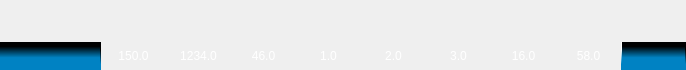
Old version of the form ui/menuwidget/topmenu.ui in the repository 15903016222/Voice.
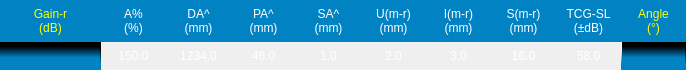
New version of the form.

```diff
--- a/ui/menuwidget/topmenu.ui
+++ b/ui/menuwidget/topmenu.ui
@@ -31,6 +31,89 @@
    </property>
    <item row="0" column="0">
     <widget class="QWidget" name="widget" native="true">
+     <property name="styleSheet">
+      <string notr="true">QLabel#label_1{
+background-color:rgba(0, 130, 195);
+line-height:80%;
+border-right:1px solid qlineargradient(spread:reflect, x1:0.5, y1:0.028, x2:0.5, y2:1,
+stop:0.158192 rgba(0, 130, 195, 255),
+stop:0.559322 rgba(0, 0, 0, 255));
+}
+
+QLabel#label_10{
+background-color:rgba(0, 130, 195);
+line-height:80%;
+border-left:1px solid qlineargradient(spread:reflect, x1:0.49435, y1:0.068,
+x2:0.50565, y2:0.75, stop:0.158192 rgba(0, 130, 195, 255), stop:0.559322 rgba(255, 255, 255, 255));
+border-right:1px solid qlineargradient(spread:reflect, x1:0.5, y1:0.028, x2:0.5, y2:1,
+stop:0.158192 rgba(0, 130, 195, 255), stop:0.559322 rgba(0, 0, 0, 255));
+}
+
+QLabel#label_2{
+background-color:rgba(0, 130, 195);
+line-height:80%;
+border-left:1px solid qlineargradient(spread:reflect, x1:0.49435, y1:0.068, x2:0.50565,
+y2:0.75, stop:0.158192 rgba(0, 130, 195, 255), stop:0.559322 rgba(255, 255, 255, 255));
+border-right:1px solid qlineargradient(spread:reflect, x1:0.5, y1:0.028, x2:0.5, y2:1,
+stop:0.158192 rgba(0, 130, 195, 255), stop:0.559322 rgba(0, 0, 0, 255));
+}
+QLabel#label_3{
+background-color:rgba(0, 130, 195);
+line-height:80%;
+border-left:1px solid qlineargradient(spread:reflect, x1:0.49435, y1:0.068, x2:0.50565,
+y2:0.75, stop:0.158192 rgba(0, 130, 195, 255), stop:0.559322 rgba(255, 255, 255, 255));
+border-right:1px solid qlineargradient(spread:reflect, x1:0.5, y1:0.028, x2:0.5, y2:1,
+stop:0.158192 rgba(0, 130, 195, 255), stop:0.559322 rgba(0, 0, 0, 255));
+}
+QLabel#label_4{
+background-color:rgba(0, 130, 195);
+line-height:80%;
+border-left:1px solid qlineargradient(spread:reflect, x1:0.49435, y1:0.068, x2:0.50565,
+y2:0.75, stop:0.158192 rgba(0, 130, 195, 255), stop:0.559322 rgba(255, 255, 255, 255));
+border-right:1px solid qlineargradient(spread:reflect, x1:0.5, y1:0.028, x2:0.5, y2:1,
+stop:0.158192 rgba(0, 130, 195, 255), stop:0.559322 rgba(0, 0, 0, 255));
+}
+QLabel#label_5{
+background-color:rgba(0, 130, 195);
+line-height:80%;
+border-left:1px solid qlineargradient(spread:reflect, x1:0.49435, y1:0.068, x2:0.50565,
+y2:0.75, stop:0.158192 rgba(0, 130, 195, 255), stop:0.559322 rgba(255, 255, 255, 255));
+border-right:1px solid qlineargradient(spread:reflect, x1:0.5, y1:0.028, x2:0.5, y2:1,
+stop:0.158192 rgba(0, 130, 195, 255), stop:0.559322 rgba(0, 0, 0, 255));
+}
+QLabel#label_6{
+background-color:rgba(0, 130, 195);
+line-height:80%;
+border-left:1px solid qlineargradient(spread:reflect, x1:0.49435, y1:0.068, x2:0.50565,
+y2:0.75, stop:0.158192 rgba(0, 130, 195, 255), stop:0.559322 rgba(255, 255, 255, 255));
+border-right:1px solid qlineargradient(spread:reflect, x1:0.5, y1:0.028, x2:0.5, y2:1,
+stop:0.158192 rgba(0, 130, 195, 255), stop:0.559322 rgba(0, 0, 0, 255));
+}
+QLabel#label_7{
+background-color:rgba(0, 130, 195);
+line-height:80%;
+border-left:1px solid qlineargradient(spread:reflect, x1:0.49435, y1:0.068, x2:0.50565,
+y2:0.75, stop:0.158192 rgba(0, 130, 195, 255), stop:0.559322 rgba(255, 255, 255, 255));
+border-right:1px solid qlineargradient(spread:reflect, x1:0.5, y1:0.028, x2:0.5, y2:1,
+stop:0.158192 rgba(0, 130, 195, 255), stop:0.559322 rgba(0, 0, 0, 255));
+}
+QLabel#label_8{
+background-color:rgba(0, 130, 195);
+line-height:80%;
+border-left:1px solid qlineargradient(spread:reflect, x1:0.49435, y1:0.068, x2:0.50565,
+y2:0.75, stop:0.158192 rgba(0, 130, 195, 255), stop:0.559322 rgba(255, 255, 255, 255));
+border-right:1px solid qlineargradient(spread:reflect, x1:0.5, y1:0.028, x2:0.5, y2:1,
+stop:0.158192 rgba(0, 130, 195, 255), stop:0.559322 rgba(0, 0, 0, 255));
+}
+QLabel#label_9{
+background-color:rgba(0, 130, 195);
+line-height:80%;
+border-left:1px solid qlineargradient(spread:reflect, x1:0.49435, y1:0.068, x2:0.50565,
+y2:0.75, stop:0.158192 rgba(0, 130, 195, 255), stop:0.559322 rgba(255, 255, 255, 255));
+border-right:1px solid qlineargradient(spread:reflect, x1:0.5, y1:0.028, x2:0.5, y2:1,
+stop:0.158192 rgba(0, 130, 195, 255), stop:0.559322 rgba(0, 0, 0, 255));
+}</string>
+     </property>
      <layout class="QGridLayout" name="gridLayout_2" rowstretch="3,2" columnstretch="101,65,65,65,65,65,65,65,65,65">
       <property name="leftMargin">
        <number>0</number>
@@ -49,8 +132,127 @@
       </property>
       <item row="0" column="0">
        <widget class="QLabel" name="label_1">
+        <property name="palette">
+         <palette>
+          <active>
+           <colorrole role="WindowText">
+            <brush brushstyle="SolidPattern">
+             <color alpha="255">
+              <red>255</red>
+              <green>255</green>
+              <blue>0</blue>
+             </color>
+            </brush>
+           </colorrole>
+           <colorrole role="Button">
+            <brush brushstyle="SolidPattern">
+             <color alpha="255">
+              <red>0</red>
+              <green>130</green>
+              <blue>195</blue>
+             </color>
+            </brush>
+           </colorrole>
+           <colorrole role="Base">
+            <brush brushstyle="SolidPattern">
+             <color alpha="255">
+              <red>0</red>
+              <green>130</green>
+              <blue>195</blue>
+             </color>
+            </brush>
+           </colorrole>
+           <colorrole role="Window">
+            <brush brushstyle="SolidPattern">
+             <color alpha="255">
+              <red>0</red>
+              <green>130</green>
+              <blue>195</blue>
+             </color>
+            </brush>
+           </colorrole>
+          </active>
+          <inactive>
+           <colorrole role="WindowText">
+            <brush brushstyle="SolidPattern">
+             <color alpha="255">
+              <red>255</red>
+              <green>255</green>
+              <blue>0</blue>
+             </color>
+            </brush>
+           </colorrole>
+           <colorrole role="Button">
+            <brush brushstyle="SolidPattern">
+             <color alpha="255">
+              <red>0</red>
+              <green>130</green>
+              <blue>195</blue>
+             </color>
+            </brush>
+           </colorrole>
+           <colorrole role="Base">
+            <brush brushstyle="SolidPattern">
+             <color alpha="255">
+              <red>0</red>
+              <green>130</green>
+              <blue>195</blue>
+             </color>
+            </brush>
+           </colorrole>
+           <colorrole role="Window">
+            <brush brushstyle="SolidPattern">
+             <color alpha="255">
+              <red>0</red>
+              <green>130</green>
+              <blue>195</blue>
+             </color>
+            </brush>
+           </colorrole>
+          </inactive>
+          <disabled>
+           <colorrole role="WindowText">
+            <brush brushstyle="SolidPattern">
+             <color alpha="255">
+              <red>120</red>
+              <green>120</green>
+              <blue>120</blue>
+             </color>
+            </brush>
+           </colorrole>
+           <colorrole role="Button">
+            <brush brushstyle="SolidPattern">
+             <color alpha="255">
+              <red>0</red>
+              <green>130</green>
+              <blue>195</blue>
+             </color>
+            </brush>
+           </colorrole>
+           <colorrole role="Base">
+            <brush brushstyle="SolidPattern">
+             <color alpha="255">
+              <red>0</red>
+              <green>130</green>
+              <blue>195</blue>
+             </color>
+            </brush>
+           </colorrole>
+           <colorrole role="Window">
+            <brush brushstyle="SolidPattern">
+             <color alpha="255">
+              <red>0</red>
+              <green>130</green>
+              <blue>195</blue>
+             </color>
+            </brush>
+           </colorrole>
+          </disabled>
+         </palette>
+        </property>
         <property name="text">
-         <string/>
+         <string>Gain-r
+(dB)</string>
         </property>
         <property name="alignment">
          <set>Qt::AlignCenter</set>
@@ -59,8 +261,127 @@
       </item>
       <item row="0" column="1">
        <widget class="QLabel" name="label_2">
+        <property name="palette">
+         <palette>
+          <active>
+           <colorrole role="WindowText">
+            <brush brushstyle="SolidPattern">
+             <color alpha="255">
+              <red>255</red>
+              <green>255</green>
+              <blue>255</blue>
+             </color>
+            </brush>
+           </colorrole>
+           <colorrole role="Button">
+            <brush brushstyle="SolidPattern">
+             <color alpha="255">
+              <red>0</red>
+              <green>130</green>
+              <blue>195</blue>
+             </color>
+            </brush>
+           </colorrole>
+           <colorrole role="Base">
+            <brush brushstyle="SolidPattern">
+             <color alpha="255">
+              <red>0</red>
+              <green>130</green>
+              <blue>195</blue>
+             </color>
+            </brush>
+           </colorrole>
+           <colorrole role="Window">
+            <brush brushstyle="SolidPattern">
+             <color alpha="255">
+              <red>0</red>
+              <green>130</green>
+              <blue>195</blue>
+             </color>
+            </brush>
+           </colorrole>
+          </active>
+          <inactive>
+           <colorrole role="WindowText">
+            <brush brushstyle="SolidPattern">
+             <color alpha="255">
+              <red>255</red>
+              <green>255</green>
+              <blue>255</blue>
+             </color>
+            </brush>
+           </colorrole>
+           <colorrole role="Button">
+            <brush brushstyle="SolidPattern">
+             <color alpha="255">
+              <red>0</red>
+              <green>130</green>
+              <blue>195</blue>
+             </color>
+            </brush>
+           </colorrole>
+           <colorrole role="Base">
+            <brush brushstyle="SolidPattern">
+             <color alpha="255">
+              <red>0</red>
+              <green>130</green>
+              <blue>195</blue>
+             </color>
+            </brush>
+           </colorrole>
+           <colorrole role="Window">
+            <brush brushstyle="SolidPattern">
+             <color alpha="255">
+              <red>0</red>
+              <green>130</green>
+              <blue>195</blue>
+             </color>
+            </brush>
+           </colorrole>
+          </inactive>
+          <disabled>
+           <colorrole role="WindowText">
+            <brush brushstyle="SolidPattern">
+             <color alpha="255">
+              <red>120</red>
+              <green>120</green>
+              <blue>120</blue>
+             </color>
+            </brush>
+           </colorrole>
+           <colorrole role="Button">
+            <brush brushstyle="SolidPattern">
+             <color alpha="255">
+              <red>0</red>
+              <green>130</green>
+              <blue>195</blue>
+             </color>
+            </brush>
+           </colorrole>
+           <colorrole role="Base">
+            <brush brushstyle="SolidPattern">
+             <color alpha="255">
+              <red>0</red>
+              <green>130</green>
+              <blue>195</blue>
+             </color>
+            </brush>
+           </colorrole>
+           <colorrole role="Window">
+            <brush brushstyle="SolidPattern">
+             <color alpha="255">
+              <red>0</red>
+              <green>130</green>
+              <blue>195</blue>
+             </color>
+            </brush>
+           </colorrole>
+          </disabled>
+         </palette>
+        </property>
         <property name="text">
-         <string/>
+         <string>A%
+(%)</string>
         </property>
         <property name="alignment">
          <set>Qt::AlignCenter</set>
@@ -69,8 +390,127 @@
       </item>
       <item row="0" column="2">
        <widget class="QLabel" name="label_3">
+        <property name="palette">
+         <palette>
+          <active>
+           <colorrole role="WindowText">
+            <brush brushstyle="SolidPattern">
+             <color alpha="255">
+              <red>255</red>
+              <green>255</green>
+              <blue>255</blue>
+             </color>
+            </brush>
+           </colorrole>
+           <colorrole role="Button">
+            <brush brushstyle="SolidPattern">
+             <color alpha="255">
+              <red>0</red>
+              <green>130</green>
+              <blue>195</blue>
+             </color>
+            </brush>
+           </colorrole>
+           <colorrole role="Base">
+            <brush brushstyle="SolidPattern">
+             <color alpha="255">
+              <red>0</red>
+              <green>130</green>
+              <blue>195</blue>
+             </color>
+            </brush>
+           </colorrole>
+           <colorrole role="Window">
+            <brush brushstyle="SolidPattern">
+             <color alpha="255">
+              <red>0</red>
+              <green>130</green>
+              <blue>195</blue>
+             </color>
+            </brush>
+           </colorrole>
+          </active>
+          <inactive>
+           <colorrole role="WindowText">
+            <brush brushstyle="SolidPattern">
+             <color alpha="255">
+              <red>255</red>
+              <green>255</green>
+              <blue>255</blue>
+             </color>
+            </brush>
+           </colorrole>
+           <colorrole role="Button">
+            <brush brushstyle="SolidPattern">
+             <color alpha="255">
+              <red>0</red>
+              <green>130</green>
+              <blue>195</blue>
+             </color>
+            </brush>
+           </colorrole>
+           <colorrole role="Base">
+            <brush brushstyle="SolidPattern">
+             <color alpha="255">
+              <red>0</red>
+              <green>130</green>
+              <blue>195</blue>
+             </color>
+            </brush>
+           </colorrole>
+           <colorrole role="Window">
+            <brush brushstyle="SolidPattern">
+             <color alpha="255">
+              <red>0</red>
+              <green>130</green>
+              <blue>195</blue>
+             </color>
+            </brush>
+           </colorrole>
+          </inactive>
+          <disabled>
+           <colorrole role="WindowText">
+            <brush brushstyle="SolidPattern">
+             <color alpha="255">
+              <red>120</red>
+              <green>120</green>
+              <blue>120</blue>
+             </color>
+            </brush>
+           </colorrole>
+           <colorrole role="Button">
+            <brush brushstyle="SolidPattern">
+             <color alpha="255">
+              <red>0</red>
+              <green>130</green>
+              <blue>195</blue>
+             </color>
+            </brush>
+           </colorrole>
+           <colorrole role="Base">
+            <brush brushstyle="SolidPattern">
+             <color alpha="255">
+              <red>0</red>
+              <green>130</green>
+              <blue>195</blue>
+             </color>
+            </brush>
+           </colorrole>
+           <colorrole role="Window">
+            <brush brushstyle="SolidPattern">
+             <color alpha="255">
+              <red>0</red>
+              <green>130</green>
+              <blue>195</blue>
+             </color>
+            </brush>
+           </colorrole>
+          </disabled>
+         </palette>
+        </property>
         <property name="text">
-         <string/>
+         <string>DA^
+(mm)</string>
         </property>
         <property name="alignment">
          <set>Qt::AlignCenter</set>
@@ -79,8 +519,127 @@
       </item>
       <item row="0" column="3">
        <widget class="QLabel" name="label_4">
+        <property name="palette">
+         <palette>
+          <active>
+           <colorrole role="WindowText">
+            <brush brushstyle="SolidPattern">
+             <color alpha="255">
+              <red>255</red>
+              <green>255</green>
+              <blue>255</blue>
+             </color>
+            </brush>
+           </colorrole>
+           <colorrole role="Button">
+            <brush brushstyle="SolidPattern">
+             <color alpha="255">
+              <red>0</red>
+              <green>130</green>
+              <blue>195</blue>
+             </color>
+            </brush>
+           </colorrole>
+           <colorrole role="Base">
+            <brush brushstyle="SolidPattern">
+             <color alpha="255">
+              <red>0</red>
+              <green>130</green>
+              <blue>195</blue>
+             </color>
+            </brush>
+           </colorrole>
+           <colorrole role="Window">
+            <brush brushstyle="SolidPattern">
+             <color alpha="255">
+              <red>0</red>
+              <green>130</green>
+              <blue>195</blue>
+             </color>
+            </brush>
+           </colorrole>
+          </active>
+          <inactive>
+           <colorrole role="WindowText">
+            <brush brushstyle="SolidPattern">
+             <color alpha="255">
+              <red>255</red>
+              <green>255</green>
+              <blue>255</blue>
+             </color>
+            </brush>
+           </colorrole>
+           <colorrole role="Button">
+            <brush brushstyle="SolidPattern">
+             <color alpha="255">
+              <red>0</red>
+              <green>130</green>
+              <blue>195</blue>
+             </color>
+            </brush>
+           </colorrole>
+           <colorrole role="Base">
+            <brush brushstyle="SolidPattern">
+             <color alpha="255">
+              <red>0</red>
+              <green>130</green>
+              <blue>195</blue>
+             </color>
+            </brush>
+           </colorrole>
+           <colorrole role="Window">
+            <brush brushstyle="SolidPattern">
+             <color alpha="255">
+              <red>0</red>
+              <green>130</green>
+              <blue>195</blue>
+             </color>
+            </brush>
+           </colorrole>
+          </inactive>
+          <disabled>
+           <colorrole role="WindowText">
+            <brush brushstyle="SolidPattern">
+             <color alpha="255">
+              <red>120</red>
+              <green>120</green>
+              <blue>120</blue>
+             </color>
+            </brush>
+           </colorrole>
+           <colorrole role="Button">
+            <brush brushstyle="SolidPattern">
+             <color alpha="255">
+              <red>0</red>
+              <green>130</green>
+              <blue>195</blue>
+             </color>
+            </brush>
+           </colorrole>
+           <colorrole role="Base">
+            <brush brushstyle="SolidPattern">
+             <color alpha="255">
+              <red>0</red>
+              <green>130</green>
+              <blue>195</blue>
+             </color>
+            </brush>
+           </colorrole>
+           <colorrole role="Window">
+            <brush brushstyle="SolidPattern">
+             <color alpha="255">
+              <red>0</red>
+              <green>130</green>
+              <blue>195</blue>
+             </color>
+            </brush>
+           </colorrole>
+          </disabled>
+         </palette>
+        </property>
         <property name="text">
-         <string/>
+         <string>PA^
+(mm)</string>
         </property>
         <property name="alignment">
          <set>Qt::AlignCenter</set>
@@ -89,8 +648,127 @@
       </item>
       <item row="0" column="4">
        <widget class="QLabel" name="label_5">
+        <property name="palette">
+         <palette>
+          <active>
+           <colorrole role="WindowText">
+            <brush brushstyle="SolidPattern">
+             <color alpha="255">
+              <red>255</red>
+              <green>255</green>
+              <blue>255</blue>
+             </color>
+            </brush>
+           </colorrole>
+           <colorrole role="Button">
+            <brush brushstyle="SolidPattern">
+             <color alpha="255">
+              <red>0</red>
+              <green>130</green>
+              <blue>195</blue>
+             </color>
+            </brush>
+           </colorrole>
+           <colorrole role="Base">
+            <brush brushstyle="SolidPattern">
+             <color alpha="255">
+              <red>0</red>
+              <green>130</green>
+              <blue>195</blue>
+             </color>
+            </brush>
+           </colorrole>
+           <colorrole role="Window">
+            <brush brushstyle="SolidPattern">
+             <color alpha="255">
+              <red>0</red>
+              <green>130</green>
+              <blue>195</blue>
+             </color>
+            </brush>
+           </colorrole>
+          </active>
+          <inactive>
+           <colorrole role="WindowText">
+            <brush brushstyle="SolidPattern">
+             <color alpha="255">
+              <red>255</red>
+              <green>255</green>
+              <blue>255</blue>
+             </color>
+            </brush>
+           </colorrole>
+           <colorrole role="Button">
+            <brush brushstyle="SolidPattern">
+             <color alpha="255">
+              <red>0</red>
+              <green>130</green>
+              <blue>195</blue>
+             </color>
+            </brush>
+           </colorrole>
+           <colorrole role="Base">
+            <brush brushstyle="SolidPattern">
+             <color alpha="255">
+              <red>0</red>
+              <green>130</green>
+              <blue>195</blue>
+             </color>
+            </brush>
+           </colorrole>
+           <colorrole role="Window">
+            <brush brushstyle="SolidPattern">
+             <color alpha="255">
+              <red>0</red>
+              <green>130</green>
+              <blue>195</blue>
+             </color>
+            </brush>
+           </colorrole>
+          </inactive>
+          <disabled>
+           <colorrole role="WindowText">
+            <brush brushstyle="SolidPattern">
+             <color alpha="255">
+              <red>120</red>
+              <green>120</green>
+              <blue>120</blue>
+             </color>
+            </brush>
+           </colorrole>
+           <colorrole role="Button">
+            <brush brushstyle="SolidPattern">
+             <color alpha="255">
+              <red>0</red>
+              <green>130</green>
+              <blue>195</blue>
+             </color>
+            </brush>
+           </colorrole>
+           <colorrole role="Base">
+            <brush brushstyle="SolidPattern">
+             <color alpha="255">
+              <red>0</red>
+              <green>130</green>
+              <blue>195</blue>
+             </color>
+            </brush>
+           </colorrole>
+           <colorrole role="Window">
+            <brush brushstyle="SolidPattern">
+             <color alpha="255">
+              <red>0</red>
+              <green>130</green>
+              <blue>195</blue>
+             </color>
+            </brush>
+           </colorrole>
+          </disabled>
+         </palette>
+        </property>
         <property name="text">
-         <string/>
+         <string>SA^
+(mm)</string>
         </property>
         <property name="alignment">
          <set>Qt::AlignCenter</set>
@@ -99,8 +777,127 @@
       </item>
       <item row="0" column="5">
        <widget class="QLabel" name="label_6">
+        <property name="palette">
+         <palette>
+          <active>
+           <colorrole role="WindowText">
+            <brush brushstyle="SolidPattern">
+             <color alpha="255">
+              <red>255</red>
+              <green>255</green>
+              <blue>255</blue>
+             </color>
+            </brush>
+           </colorrole>
+           <colorrole role="Button">
+            <brush brushstyle="SolidPattern">
+             <color alpha="255">
+              <red>0</red>
+              <green>130</green>
+              <blue>195</blue>
+             </color>
+            </brush>
+           </colorrole>
+           <colorrole role="Base">
+            <brush brushstyle="SolidPattern">
+             <color alpha="255">
+              <red>0</red>
+              <green>130</green>
+              <blue>195</blue>
+             </color>
+            </brush>
+           </colorrole>
+           <colorrole role="Window">
+            <brush brushstyle="SolidPattern">
+             <color alpha="255">
+              <red>0</red>
+              <green>130</green>
+              <blue>195</blue>
+             </color>
+            </brush>
+           </colorrole>
+          </active>
+          <inactive>
+           <colorrole role="WindowText">
+            <brush brushstyle="SolidPattern">
+             <color alpha="255">
+              <red>255</red>
+              <green>255</green>
+              <blue>255</blue>
+             </color>
+            </brush>
+           </colorrole>
+           <colorrole role="Button">
+            <brush brushstyle="SolidPattern">
+             <color alpha="255">
+              <red>0</red>
+              <green>130</green>
+              <blue>195</blue>
+             </color>
+            </brush>
+           </colorrole>
+           <colorrole role="Base">
+            <brush brushstyle="SolidPattern">
+             <color alpha="255">
+              <red>0</red>
+              <green>130</green>
+              <blue>195</blue>
+             </color>
+            </brush>
+           </colorrole>
+           <colorrole role="Window">
+            <brush brushstyle="SolidPattern">
+             <color alpha="255">
+              <red>0</red>
+              <green>130</green>
+              <blue>195</blue>
+             </color>
+            </brush>
+           </colorrole>
+          </inactive>
+          <disabled>
+           <colorrole role="WindowText">
+            <brush brushstyle="SolidPattern">
+             <color alpha="255">
+              <red>120</red>
+              <green>120</green>
+              <blue>120</blue>
+             </color>
+            </brush>
+           </colorrole>
+           <colorrole role="Button">
+            <brush brushstyle="SolidPattern">
+             <color alpha="255">
+              <red>0</red>
+              <green>130</green>
+              <blue>195</blue>
+             </color>
+            </brush>
+           </colorrole>
+           <colorrole role="Base">
+            <brush brushstyle="SolidPattern">
+             <color alpha="255">
+              <red>0</red>
+              <green>130</green>
+              <blue>195</blue>
+             </color>
+            </brush>
+           </colorrole>
+           <colorrole role="Window">
+            <brush brushstyle="SolidPattern">
+             <color alpha="255">
+              <red>0</red>
+              <green>130</green>
+              <blue>195</blue>
+             </color>
+            </brush>
+           </colorrole>
+          </disabled>
+         </palette>
+        </property>
         <property name="text">
-         <string/>
+         <string>U(m-r)
+(mm)</string>
         </property>
         <property name="alignment">
          <set>Qt::AlignCenter</set>
@@ -109,8 +906,127 @@
       </item>
       <item row="0" column="6">
        <widget class="QLabel" name="label_7">
+        <property name="palette">
+         <palette>
+          <active>
+           <colorrole role="WindowText">
+            <brush brushstyle="SolidPattern">
+             <color alpha="255">
+              <red>255</red>
+              <green>255</green>
+              <blue>255</blue>
+             </color>
+            </brush>
+           </colorrole>
+           <colorrole role="Button">
+            <brush brushstyle="SolidPattern">
+             <color alpha="255">
+              <red>0</red>
+              <green>130</green>
+              <blue>195</blue>
+             </color>
+            </brush>
+           </colorrole>
+           <colorrole role="Base">
+            <brush brushstyle="SolidPattern">
+             <color alpha="255">
+              <red>0</red>
+              <green>130</green>
+              <blue>195</blue>
+             </color>
+            </brush>
+           </colorrole>
+           <colorrole role="Window">
+            <brush brushstyle="SolidPattern">
+             <color alpha="255">
+              <red>0</red>
+              <green>130</green>
+              <blue>195</blue>
+             </color>
+            </brush>
+           </colorrole>
+          </active>
+          <inactive>
+           <colorrole role="WindowText">
+            <brush brushstyle="SolidPattern">
+             <color alpha="255">
+              <red>255</red>
+              <green>255</green>
+              <blue>255</blue>
+             </color>
+            </brush>
+           </colorrole>
+           <colorrole role="Button">
+            <brush brushstyle="SolidPattern">
+             <color alpha="255">
+              <red>0</red>
+              <green>130</green>
+              <blue>195</blue>
+             </color>
+            </brush>
+           </colorrole>
+           <colorrole role="Base">
+            <brush brushstyle="SolidPattern">
+             <color alpha="255">
+              <red>0</red>
+              <green>130</green>
+              <blue>195</blue>
+             </color>
+            </brush>
+           </colorrole>
+           <colorrole role="Window">
+            <brush brushstyle="SolidPattern">
+             <color alpha="255">
+              <red>0</red>
+              <green>130</green>
+              <blue>195</blue>
+             </color>
+            </brush>
+           </colorrole>
+          </inactive>
+          <disabled>
+           <colorrole role="WindowText">
+            <brush brushstyle="SolidPattern">
+             <color alpha="255">
+              <red>120</red>
+              <green>120</green>
+              <blue>120</blue>
+             </color>
+            </brush>
+           </colorrole>
+           <colorrole role="Button">
+            <brush brushstyle="SolidPattern">
+             <color alpha="255">
+              <red>0</red>
+              <green>130</green>
+              <blue>195</blue>
+             </color>
+            </brush>
+           </colorrole>
+           <colorrole role="Base">
+            <brush brushstyle="SolidPattern">
+             <color alpha="255">
+              <red>0</red>
+              <green>130</green>
+              <blue>195</blue>
+             </color>
+            </brush>
+           </colorrole>
+           <colorrole role="Window">
+            <brush brushstyle="SolidPattern">
+             <color alpha="255">
+              <red>0</red>
+              <green>130</green>
+              <blue>195</blue>
+             </color>
+            </brush>
+           </colorrole>
+          </disabled>
+         </palette>
+        </property>
         <property name="text">
-         <string/>
+         <string>I(m-r)
+(mm)</string>
         </property>
         <property name="alignment">
          <set>Qt::AlignCenter</set>
@@ -119,8 +1035,127 @@
       </item>
       <item row="0" column="7">
        <widget class="QLabel" name="label_8">
+        <property name="palette">
+         <palette>
+          <active>
+           <colorrole role="WindowText">
+            <brush brushstyle="SolidPattern">
+             <color alpha="255">
+              <red>255</red>
+              <green>255</green>
+              <blue>255</blue>
+             </color>
+            </brush>
+           </colorrole>
+           <colorrole role="Button">
+            <brush brushstyle="SolidPattern">
+             <color alpha="255">
+              <red>0</red>
+              <green>130</green>
+              <blue>195</blue>
+             </color>
+            </brush>
+           </colorrole>
+           <colorrole role="Base">
+            <brush brushstyle="SolidPattern">
+             <color alpha="255">
+              <red>0</red>
+              <green>130</green>
+              <blue>195</blue>
+             </color>
+            </brush>
+           </colorrole>
+           <colorrole role="Window">
+            <brush brushstyle="SolidPattern">
+             <color alpha="255">
+              <red>0</red>
+              <green>130</green>
+              <blue>195</blue>
+             </color>
+            </brush>
+           </colorrole>
+          </active>
+          <inactive>
+           <colorrole role="WindowText">
+            <brush brushstyle="SolidPattern">
+             <color alpha="255">
+              <red>255</red>
+              <green>255</green>
+              <blue>255</blue>
+             </color>
+            </brush>
+           </colorrole>
+           <colorrole role="Button">
+            <brush brushstyle="SolidPattern">
+             <color alpha="255">
+              <red>0</red>
+              <green>130</green>
+              <blue>195</blue>
+             </color>
+            </brush>
+           </colorrole>
+           <colorrole role="Base">
+            <brush brushstyle="SolidPattern">
+             <color alpha="255">
+              <red>0</red>
+              <green>130</green>
+              <blue>195</blue>
+             </color>
+            </brush>
+           </colorrole>
+           <colorrole role="Window">
+            <brush brushstyle="SolidPattern">
+             <color alpha="255">
+              <red>0</red>
+              <green>130</green>
+              <blue>195</blue>
+             </color>
+            </brush>
+           </colorrole>
+          </inactive>
+          <disabled>
+           <colorrole role="WindowText">
+            <brush brushstyle="SolidPattern">
+             <color alpha="255">
+              <red>120</red>
+              <green>120</green>
+              <blue>120</blue>
+             </color>
+            </brush>
+           </colorrole>
+           <colorrole role="Button">
+            <brush brushstyle="SolidPattern">
+             <color alpha="255">
+              <red>0</red>
+              <green>130</green>
+              <blue>195</blue>
+             </color>
+            </brush>
+           </colorrole>
+           <colorrole role="Base">
+            <brush brushstyle="SolidPattern">
+             <color alpha="255">
+              <red>0</red>
+              <green>130</green>
+              <blue>195</blue>
+             </color>
+            </brush>
+           </colorrole>
+           <colorrole role="Window">
+            <brush brushstyle="SolidPattern">
+             <color alpha="255">
+              <red>0</red>
+              <green>130</green>
+              <blue>195</blue>
+             </color>
+            </brush>
+           </colorrole>
+          </disabled>
+         </palette>
+        </property>
         <property name="text">
-         <string/>
+         <string>S(m-r)
+(mm)</string>
         </property>
         <property name="alignment">
          <set>Qt::AlignCenter</set>
@@ -129,8 +1164,127 @@
       </item>
       <item row="0" column="8">
        <widget class="QLabel" name="label_9">
+        <property name="palette">
+         <palette>
+          <active>
+           <colorrole role="WindowText">
+            <brush brushstyle="SolidPattern">
+             <color alpha="255">
+              <red>255</red>
+              <green>255</green>
+              <blue>255</blue>
+             </color>
+            </brush>
+           </colorrole>
+           <colorrole role="Button">
+            <brush brushstyle="SolidPattern">
+             <color alpha="255">
+              <red>0</red>
+              <green>130</green>
+              <blue>195</blue>
+             </color>
+            </brush>
+           </colorrole>
+           <colorrole role="Base">
+            <brush brushstyle="SolidPattern">
+             <color alpha="255">
+              <red>0</red>
+              <green>130</green>
+              <blue>195</blue>
+             </color>
+            </brush>
+           </colorrole>
+           <colorrole role="Window">
+            <brush brushstyle="SolidPattern">
+             <color alpha="255">
+              <red>0</red>
+              <green>130</green>
+              <blue>195</blue>
+             </color>
+            </brush>
+           </colorrole>
+          </active>
+          <inactive>
+           <colorrole role="WindowText">
+            <brush brushstyle="SolidPattern">
+             <color alpha="255">
+              <red>255</red>
+              <green>255</green>
+              <blue>255</blue>
+             </color>
+            </brush>
+           </colorrole>
+           <colorrole role="Button">
+            <brush brushstyle="SolidPattern">
+             <color alpha="255">
+              <red>0</red>
+              <green>130</green>
+              <blue>195</blue>
+             </color>
+            </brush>
+           </colorrole>
+           <colorrole role="Base">
+            <brush brushstyle="SolidPattern">
+             <color alpha="255">
+              <red>0</red>
+              <green>130</green>
+              <blue>195</blue>
+             </color>
+            </brush>
+           </colorrole>
+           <colorrole role="Window">
+            <brush brushstyle="SolidPattern">
+             <color alpha="255">
+              <red>0</red>
+              <green>130</green>
+              <blue>195</blue>
+             </color>
+            </brush>
+           </colorrole>
+          </inactive>
+          <disabled>
+           <colorrole role="WindowText">
+            <brush brushstyle="SolidPattern">
+             <color alpha="255">
+              <red>120</red>
+              <green>120</green>
+              <blue>120</blue>
+             </color>
+            </brush>
+           </colorrole>
+           <colorrole role="Button">
+            <brush brushstyle="SolidPattern">
+             <color alpha="255">
+              <red>0</red>
+              <green>130</green>
+              <blue>195</blue>
+             </color>
+            </brush>
+           </colorrole>
+           <colorrole role="Base">
+            <brush brushstyle="SolidPattern">
+             <color alpha="255">
+              <red>0</red>
+              <green>130</green>
+              <blue>195</blue>
+             </color>
+            </brush>
+           </colorrole>
+           <colorrole role="Window">
+            <brush brushstyle="SolidPattern">
+             <color alpha="255">
+              <red>0</red>
+              <green>130</green>
+              <blue>195</blue>
+             </color>
+            </brush>
+           </colorrole>
+          </disabled>
+         </palette>
+        </property>
         <property name="text">
-         <string/>
+         <string>TCG-SL
+(±dB)</string>
         </property>
         <property name="alignment">
          <set>Qt::AlignCenter</set>
@@ -139,8 +1293,127 @@
       </item>
       <item row="0" column="9">
        <widget class="QLabel" name="label_10">
+        <property name="palette">
+         <palette>
+          <active>
+           <colorrole role="WindowText">
+            <brush brushstyle="SolidPattern">
+             <color alpha="255">
+              <red>255</red>
+              <green>255</green>
+              <blue>0</blue>
+             </color>
+            </brush>
+           </colorrole>
+           <colorrole role="Button">
+            <brush brushstyle="SolidPattern">
+             <color alpha="255">
+              <red>0</red>
+              <green>130</green>
+              <blue>195</blue>
+             </color>
+            </brush>
+           </colorrole>
+           <colorrole role="Base">
+            <brush brushstyle="SolidPattern">
+             <color alpha="255">
+              <red>0</red>
+              <green>130</green>
+              <blue>195</blue>
+             </color>
+            </brush>
+           </colorrole>
+           <colorrole role="Window">
+            <brush brushstyle="SolidPattern">
+             <color alpha="255">
+              <red>0</red>
+              <green>130</green>
+              <blue>195</blue>
+             </color>
+            </brush>
+           </colorrole>
+          </active>
+          <inactive>
+           <colorrole role="WindowText">
+            <brush brushstyle="SolidPattern">
+             <color alpha="255">
+              <red>255</red>
+              <green>255</green>
+              <blue>0</blue>
+             </color>
+            </brush>
+           </colorrole>
+           <colorrole role="Button">
+            <brush brushstyle="SolidPattern">
+             <color alpha="255">
+              <red>0</red>
+              <green>130</green>
+              <blue>195</blue>
+             </color>
+            </brush>
+           </colorrole>
+           <colorrole role="Base">
+            <brush brushstyle="SolidPattern">
+             <color alpha="255">
+              <red>0</red>
+              <green>130</green>
+              <blue>195</blue>
+             </color>
+            </brush>
+           </colorrole>
+           <colorrole role="Window">
+            <brush brushstyle="SolidPattern">
+             <color alpha="255">
+              <red>0</red>
+              <green>130</green>
+              <blue>195</blue>
+             </color>
+            </brush>
+           </colorrole>
+          </inactive>
+          <disabled>
+           <colorrole role="WindowText">
+            <brush brushstyle="SolidPattern">
+             <color alpha="255">
+              <red>120</red>
+              <green>120</green>
+              <blue>120</blue>
+             </color>
+            </brush>
+           </colorrole>
+           <colorrole role="Button">
+            <brush brushstyle="SolidPattern">
+             <color alpha="255">
+              <red>0</red>
+              <green>130</green>
+              <blue>195</blue>
+             </color>
+            </brush>
+           </colorrole>
+           <colorrole role="Base">
+            <brush brushstyle="SolidPattern">
+             <color alpha="255">
+              <red>0</red>
+              <green>130</green>
+              <blue>195</blue>
+             </color>
+            </brush>
+           </colorrole>
+           <colorrole role="Window">
+            <brush brushstyle="SolidPattern">
+             <color alpha="255">
+              <red>0</red>
+              <green>130</green>
+              <blue>195</blue>
+             </color>
+            </brush>
+           </colorrole>
+          </disabled>
+         </palette>
+        </property>
         <property name="text">
-         <string/>
+         <string>Angle
+(°)</string>
         </property>
         <property name="alignment">
          <set>Qt::AlignCenter</set>
```
Left out of the diff: 2023 changed lines with no effect on the pictures.
